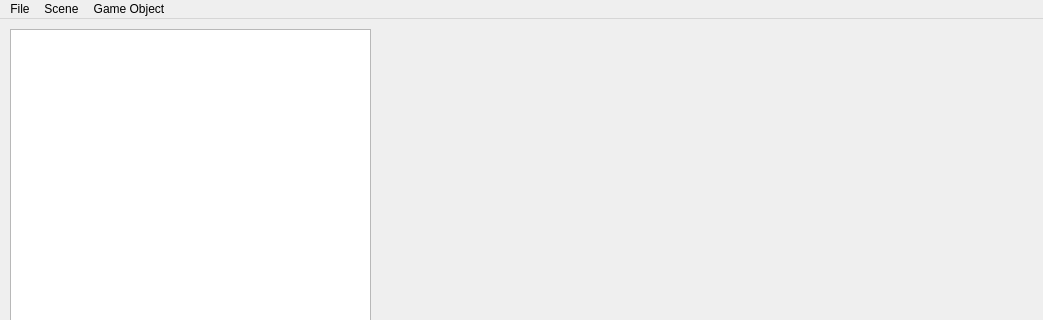
First picture: the form in Editor/maineditorwindow.ui, repository gnleece/Dogwood, before the edit; both pictures show x 0 to 1043 and y 0 to 320 of the 1043 by 665 pixel window.
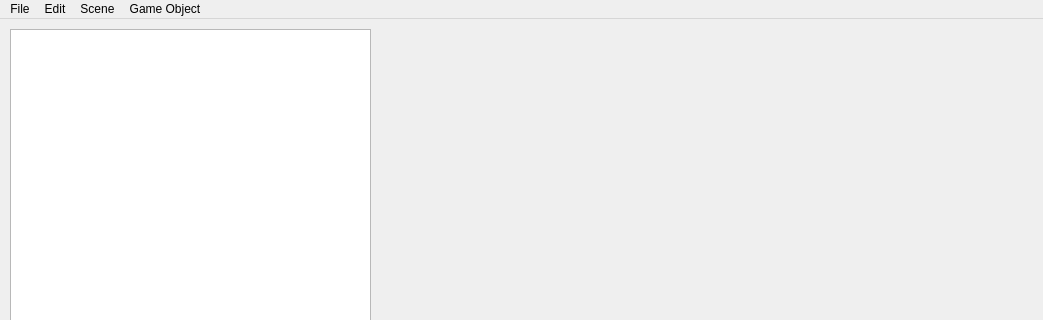
Second picture: the form after the edit.

Diff of the .ui file:
```diff
--- a/Editor/maineditorwindow.ui
+++ b/Editor/maineditorwindow.ui
@@ -101,7 +101,15 @@
     </property>
     <addaction name="actionQuit"/>
    </widget>
+   <widget class="QMenu" name="menuEdit">
+    <property name="title">
+     <string>Edit</string>
+    </property>
+    <addaction name="actionUndo"/>
+    <addaction name="actionRedo"/>
+   </widget>
    <addaction name="menuFIle_2"/>
+   <addaction name="menuEdit"/>
    <addaction name="menuFIle"/>
    <addaction name="menuGame_Object"/>
   </widget>
```
Left out of the diff: 16 changed lines with no effect on the pictures.
